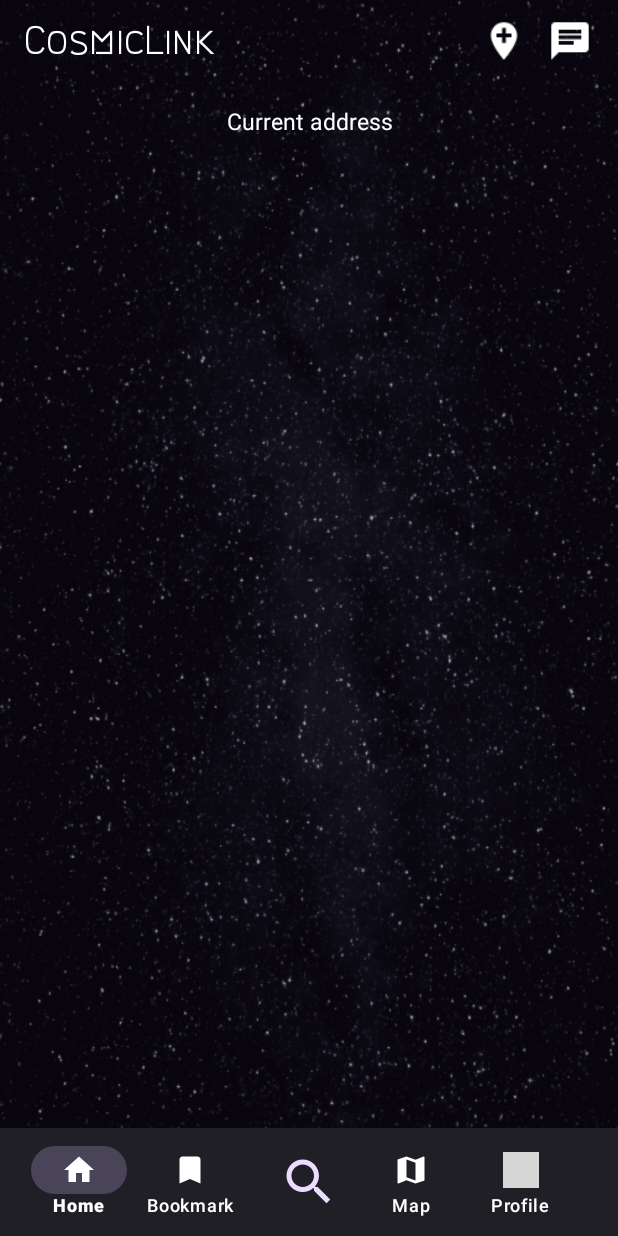
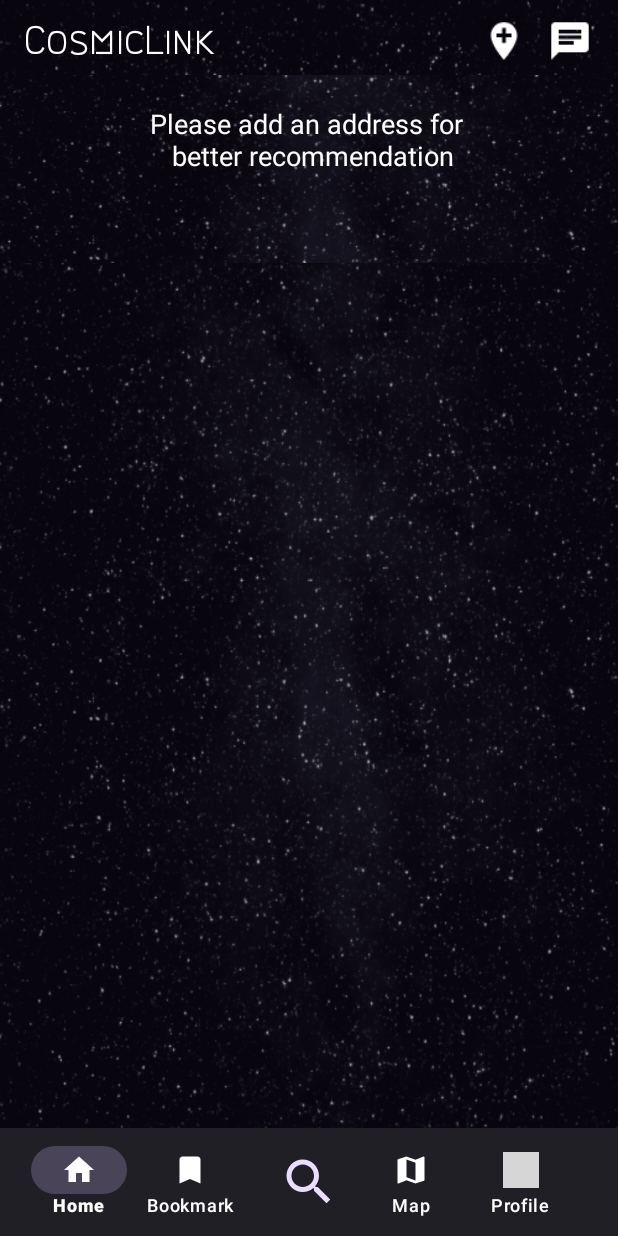
Before and after one commit to fourhaan/CosmicLink, an Android app: the VolHomeFragment screen opened directly, with no data from a screen before it, on a phone screen of 412 x 824 dp. Run offline under Robolectric (Android 15) with nearby library versions, the phone set to English and light mode, and no system bars; our stand-ins replace Firebase (no records; nobody signed in at launch, a user with empty details on screens opened directly), sdp/ssp sizes; Roboto replaces fonts that are not available here; grey boxes are pictures that could not be loaded.

Commit message:
small ui update

```diff
--- a/app/src/main/res/layout/fragment_vol_home.xml
+++ b/app/src/main/res/layout/fragment_vol_home.xml
@@ -1,26 +1,53 @@
 <?xml version="1.0" encoding="utf-8"?>
-<FrameLayout xmlns:android="http://schemas.android.com/apk/res/android"
+<androidx.coordinatorlayout.widget.CoordinatorLayout
+    xmlns:android="http://schemas.android.com/apk/res/android"
     xmlns:tools="http://schemas.android.com/tools"
+    xmlns:app="http://schemas.android.com/apk/res-auto"
     android:layout_width="match_parent"
     android:layout_height="match_parent"
     tools:context=".Fragments.VolHomeFragment">
-    <LinearLayout
+
+    <com.google.android.material.appbar.AppBarLayout
         android:layout_width="match_parent"
-        android:layout_height="match_parent"
-        android:orientation="vertical">
+        android:layout_height="wrap_content"
+        android:theme="@style/AppTheme.AppBarOverlay">
+
+        <com.google.android.material.appbar.CollapsingToolbarLayout
+            android:layout_width="match_parent"
+            android:layout_height="wrap_content"
+            app:layout_scrollFlags="scroll|exitUntilCollapsed">
+
+            <ImageView
+                android:id="@+id/backdrop"
+                android:layout_width="match_parent"
+                android:layout_height="125dp"
+                android:scaleType="centerCrop"
+                android:src="@drawable/sky3"
+                app:layout_collapseMode="parallax" />
 
             <TextView
+                android:id="@+id/vol_address"
                 android:layout_width="match_parent"
                 android:layout_height="wrap_content"
-            android:text="Current address"
+                android:text="Please add an address for \n better recommendation"
                 android:layout_marginTop="20dp"
                 android:layout_marginBottom="20dp"
                 android:layout_marginStart="10dp"
                 android:layout_marginEnd="10dp"
                 android:gravity="center"
-            android:textSize="@dimen/_12sdp"
+                android:textSize="@dimen/_14sdp"
                 android:textColor="@color/white"
-            android:id="@+id/vol_address" />
+                app:layout_collapseMode="pin" />
+
+
+        </com.google.android.material.appbar.CollapsingToolbarLayout>
+    </com.google.android.material.appbar.AppBarLayout>
+
+    <LinearLayout
+        android:layout_width="match_parent"
+        android:layout_height="match_parent"
+        android:orientation="vertical"
+        app:layout_behavior="@string/appbar_scrolling_view_behavior">
 
         <androidx.recyclerview.widget.RecyclerView
             android:id="@+id/postsRecyclerView"
@@ -29,8 +56,4 @@
 
     </LinearLayout>
 
-
-
-
-
-</FrameLayout>
+</androidx.coordinatorlayout.widget.CoordinatorLayout>
--- a/app/src/main/res/values-night/themes.xml
+++ b/app/src/main/res/values-night/themes.xml
@@ -8,6 +8,7 @@
 
     </style>
 
+    <style name="AppTheme.AppBarOverlay" parent="ThemeOverlay.AppCompat.Dark.ActionBar" />
 
     <style name="Theme.VolunteerApp" parent="Base.Theme.VolunteerApp" />
 
--- a/app/src/main/res/values/themes.xml
+++ b/app/src/main/res/values/themes.xml
@@ -8,6 +8,7 @@
 
     </style>
 
+    <style name="AppTheme.AppBarOverlay" parent="ThemeOverlay.AppCompat.Dark.ActionBar" />
 
     <style name="Theme.VolunteerApp" parent="Base.Theme.VolunteerApp" />
 
```
Lines whose indentation alone changed are shown as unchanged.
